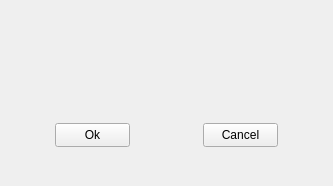
Before: the Qt Designer form messagedisplaywidget.ui in XD-SOFT/XDCalendar_Alpha, drawn with Qt 5.
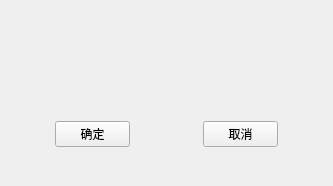
After: the same form once the commit is applied. Custom widgets are drawn as their Qt base class.

Commit message: ui 修改

Diff of the .ui file:
```diff
--- a/messagedisplaywidget.ui
+++ b/messagedisplaywidget.ui
@@ -97,7 +97,7 @@
         </size>
        </property>
        <property name="text">
-        <string>Ok</string>
+        <string>确定</string>
        </property>
       </widget>
      </item>
@@ -138,7 +138,7 @@
         </size>
        </property>
        <property name="text">
-        <string>Cancel</string>
+        <string>取消</string>
        </property>
       </widget>
      </item>
```
Left out of the diff: 2 changed lines with no effect on the pictures. The commit also changes 2 other files.
